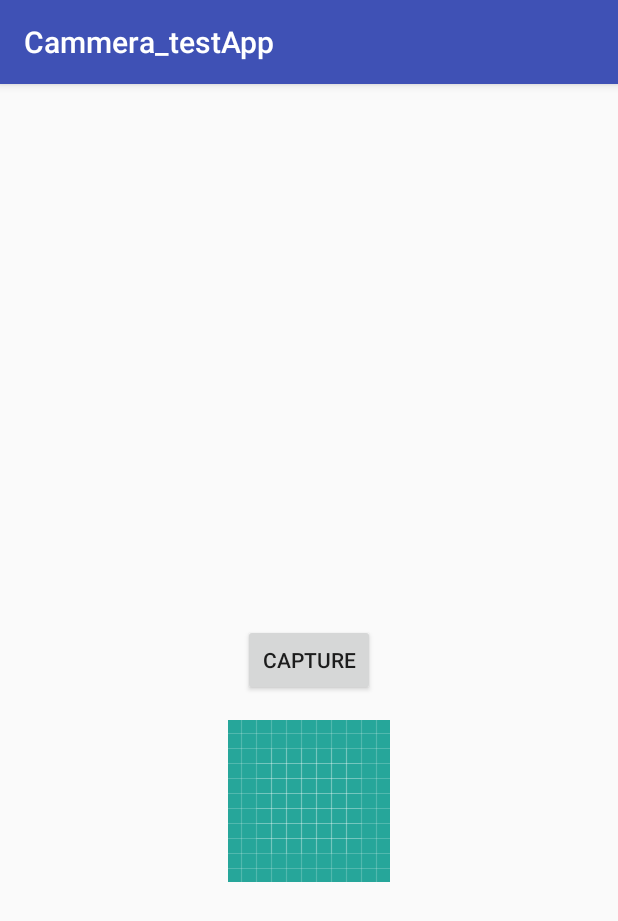
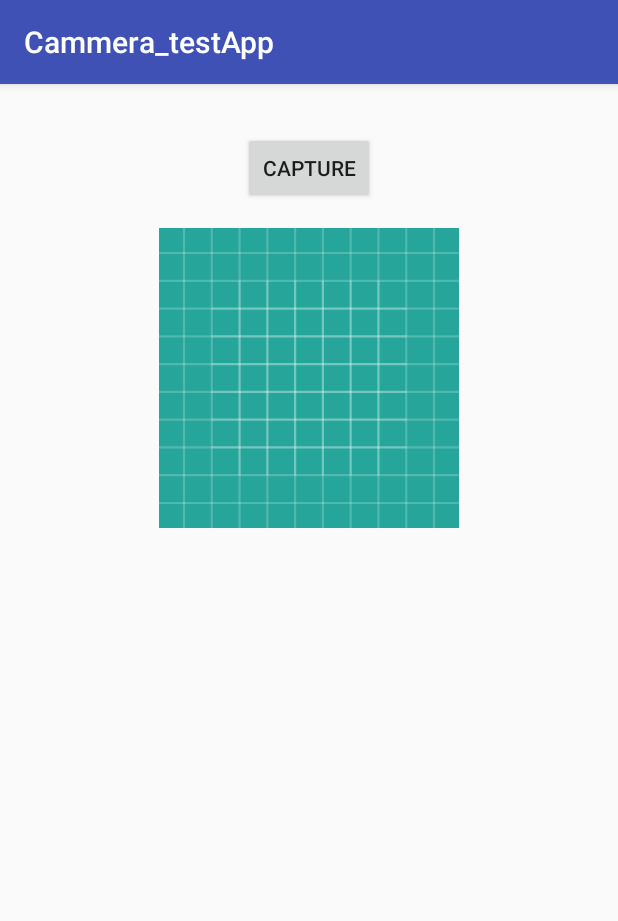
Before and after one commit to MhmDSmdi/SharePic, an Android app: the screen it shows after launch (MainActivity), on a phone screen of 412 x 824 dp. Shown: the top 921 px of the screen. Run offline under Robolectric (Android 15) with nearby library versions, the phone set to English and light mode, and no system bars.

```diff
--- a/app/src/main/java/com/bluecode/mhmd/cammera_testapp/MainActivity.java
+++ /dev/null
@@ -1,47 +0,0 @@
-package com.bluecode.mhmd.cammera_testapp;
-
-import android.content.Intent;
-import android.graphics.Bitmap;
-import android.provider.MediaStore;
-import android.support.v7.app.AppCompatActivity;
-import android.os.Bundle;
-import android.view.View;
-import android.widget.Button;
-import android.widget.ImageView;
-
-public class MainActivity extends AppCompatActivity {
-
-    static final int REQUEST_IMAGE_CAPTURE = 1;
-    private ImageView imageView;
-    private Button btnTakePic;
-
-    @Override
-    protected void onCreate(Bundle savedInstanceState) {
-        super.onCreate(savedInstanceState);
-        setContentView(R.layout.activity_main);
-        imageView = findViewById(R.id.imageView);
-        btnTakePic = findViewById(R.id.btn_takePhotos);
-        btnTakePic.setOnClickListener(new View.OnClickListener() {
-            @Override
-            public void onClick(View v) {
-                dispatchTakePictureIntent();
-            }
-        });
-    }
-
-    private void dispatchTakePictureIntent() {
-        Intent takePictureIntent = new Intent(MediaStore.ACTION_IMAGE_CAPTURE);
-        if (takePictureIntent.resolveActivity(getPackageManager()) != null) {
-            startActivityForResult(takePictureIntent, REQUEST_IMAGE_CAPTURE);
-        }
-    }
-
-    @Override
-    protected void onActivityResult(int requestCode, int resultCode, Intent data) {
-        if (requestCode == REQUEST_IMAGE_CAPTURE && resultCode == RESULT_OK) {
-            Bundle extras = data.getExtras();
-            Bitmap imageBitmap = (Bitmap) extras.get("data");
-            imageView.setImageBitmap(imageBitmap);
-        }
-    }
-}
--- /dev/null
+++ b/app/src/main/res/layout/activity_camera.xml
@@ -0,0 +1,6 @@
+<?xml version="1.0" encoding="utf-8"?>
+<android.support.constraint.ConstraintLayout
+    xmlns:android="http://schemas.android.com/apk/res/android" android:layout_width="match_parent"
+    android:layout_height="match_parent">
+
+</android.support.constraint.ConstraintLayout>
--- a/app/src/main/res/layout/activity_main.xml
+++ b/app/src/main/res/layout/activity_main.xml
@@ -10,18 +10,19 @@
         android:id="@+id/btn_takePhotos"
         android:layout_width="wrap_content"
         android:layout_height="wrap_content"
+        android:layout_marginTop="32dp"
         android:text="Capture"
-        android:layout_centerVertical="true"
         android:layout_centerHorizontal="true"/>
 
     <ImageView
         android:id="@+id/imageView"
-        android:layout_width="wrap_content"
-        android:layout_height="wrap_content"
+        android:layout_width="200dp"
+        android:layout_height="200dp"
+        android:layout_marginLeft="120dp"
         android:src="@drawable/ic_launcher_background"
         android:layout_below="@id/btn_takePhotos"
-        android:layout_centerVertical="true"
         android:layout_centerHorizontal="true"
-        android:layout_marginTop="16dp"/>
+        android:layout_marginTop="16dp"
+        android:layout_marginBottom="32dp"/>
 
 </RelativeLayout>
--- a/app/src/main/res/xml/file_paths.xml
+++ b/app/src/main/res/xml/file_paths.xml
@@ -1,4 +1,4 @@
 <?xml version="1.0" encoding="utf-8"?>
-<PreferenceScreen xmlns:android="http://schemas.android.com/apk/res/android">
-
-</PreferenceScreen>
+<paths xmlns:android="http://schemas.android.com/apk/res/android">
+    <external-path name="my_images" path="Android/data/com.bluecode.mhmd.cammera_testapp/files/Pictures" />
+</paths>
```
Also changed, not shown: app/src/main/AndroidManifest.xml (+14 -3 lines), app/src/main/java/com/bluecode/mhmd/camera_testapp/MainActivity.java (added, +92 -0 lines), 4 other files.
